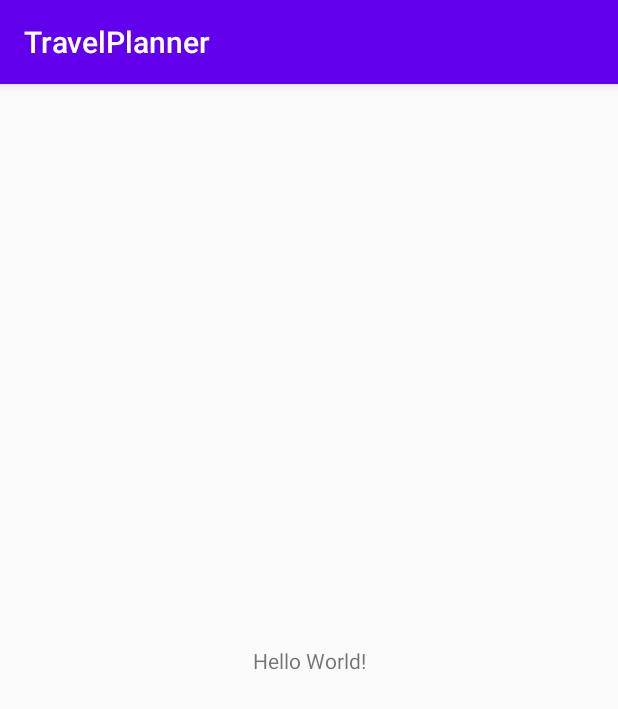
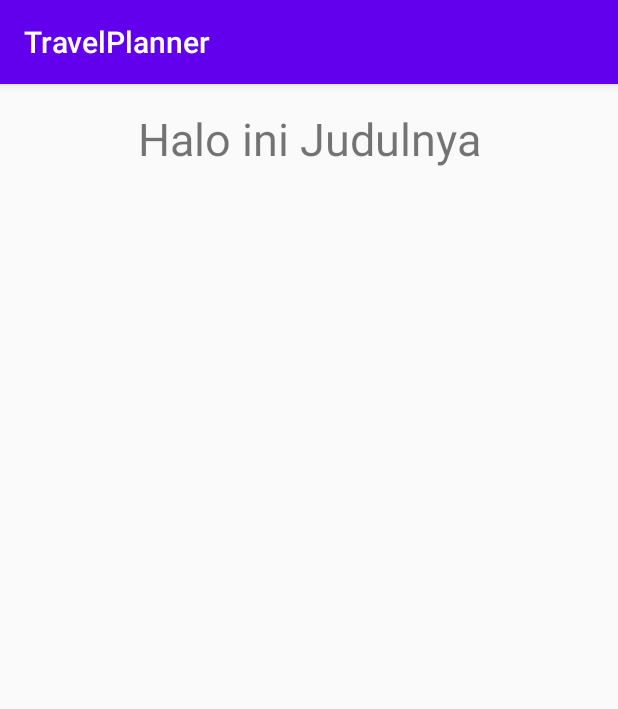
Before and after one commit to luisanthoniealkins/FinalProjectMCS, an Android app: the screen it shows after launch (MainActivity), on a phone screen of 412 x 824 dp. Shown: the top 709 px of the screen. Run offline under Robolectric (Android 15) with nearby library versions, the phone set to English and light mode, and no system bars.

Commit message:
Update activity_main.xml
I've update the activity_main

```diff
--- a/app/src/main/res/layout/activity_main.xml
+++ b/app/src/main/res/layout/activity_main.xml
@@ -1,18 +1,18 @@
 <?xml version="1.0" encoding="utf-8"?>
-<androidx.constraintlayout.widget.ConstraintLayout xmlns:android="http://schemas.android.com/apk/res/android"
+<LinearLayout xmlns:android="http://schemas.android.com/apk/res/android"
     xmlns:app="http://schemas.android.com/apk/res-auto"
     xmlns:tools="http://schemas.android.com/tools"
     android:layout_width="match_parent"
     android:layout_height="match_parent"
-    tools:context=".MainActivity">
+    tools:context=".MainActivity"
+    android:padding="16dp">
 
     <TextView
-        android:layout_width="wrap_content"
+        android:id="@+id/tvTitle"
+        android:layout_width="match_parent"
         android:layout_height="wrap_content"
-        android:text="Hello World!"
-        app:layout_constraintBottom_toBottomOf="parent"
-        app:layout_constraintLeft_toLeftOf="parent"
-        app:layout_constraintRight_toRightOf="parent"
-        app:layout_constraintTop_toTopOf="parent" />
+        android:text="Halo ini Judulnya"
+        android:textSize="30sp"
+        android:textAlignment="center"/>
 
-</androidx.constraintlayout.widget.ConstraintLayout>
+</LinearLayout>
```
